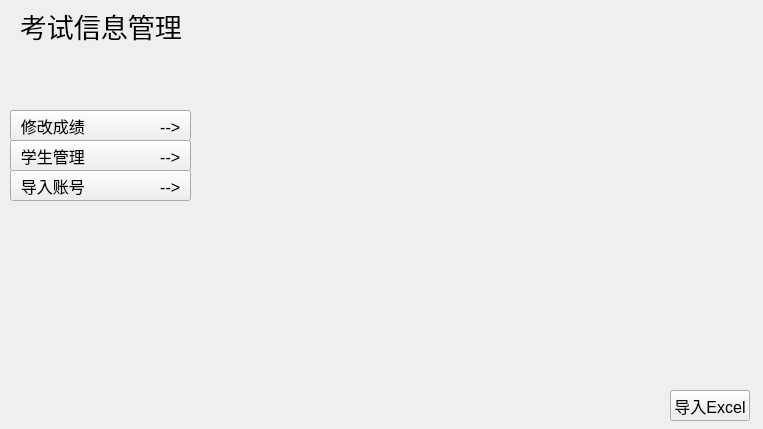
Before: the Qt Designer form source/administer.ui in Sodataco/exam-system, drawn with Qt 5.
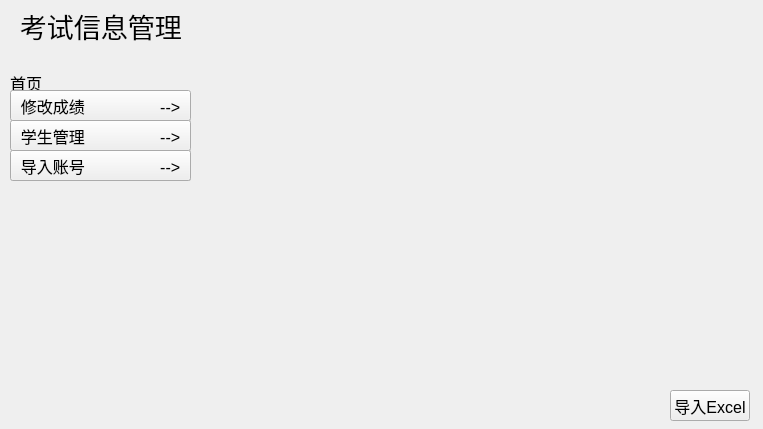
After: the same form once the commit is applied.

What changed in the file:
```diff
--- a/source/administer.ui
+++ b/source/administer.ui
@@ -18,45 +18,6 @@
   <property name="windowTitle">
    <string>Form</string>
   </property>
-  <widget class="QPushButton" name="chagegrade">
-   <property name="geometry">
-    <rect>
-     <x>10</x>
-     <y>110</y>
-     <width>181</width>
-     <height>31</height>
-    </rect>
-   </property>
-   <property name="text">
-    <string>修改成绩                 --&gt;</string>
-   </property>
-  </widget>
-  <widget class="QPushButton" name="manage">
-   <property name="geometry">
-    <rect>
-     <x>10</x>
-     <y>140</y>
-     <width>181</width>
-     <height>31</height>
-    </rect>
-   </property>
-   <property name="text">
-    <string>学生管理                 --&gt;</string>
-   </property>
-  </widget>
-  <widget class="QPushButton" name="importAccount">
-   <property name="geometry">
-    <rect>
-     <x>10</x>
-     <y>170</y>
-     <width>181</width>
-     <height>31</height>
-    </rect>
-   </property>
-   <property name="text">
-    <string>导入账号                 --&gt;</string>
-   </property>
-  </widget>
   <widget class="QLabel" name="label">
    <property name="geometry">
     <rect>
@@ -88,6 +49,76 @@
     <string>导入Excel</string>
    </property>
   </widget>
+  <widget class="QGroupBox" name="groupBox">
+   <property name="geometry">
+    <rect>
+     <x>10</x>
+     <y>70</y>
+     <width>181</width>
+     <height>111</height>
+    </rect>
+   </property>
+   <property name="title">
+    <string>首页</string>
+   </property>
+   <widget class="QPushButton" name="chagegrade">
+    <property name="geometry">
+     <rect>
+      <x>0</x>
+      <y>20</y>
+      <width>181</width>
+      <height>31</height>
+     </rect>
+    </property>
+    <property name="text">
+     <string>修改成绩                 --&gt;</string>
+    </property>
+    <property name="checkable">
+     <bool>true</bool>
+    </property>
+    <property name="autoExclusive">
+     <bool>true</bool>
+    </property>
+   </widget>
+   <widget class="QPushButton" name="manage">
+    <property name="geometry">
+     <rect>
+      <x>0</x>
+      <y>50</y>
+      <width>181</width>
+      <height>31</height>
+     </rect>
+    </property>
+    <property name="text">
+     <string>学生管理                 --&gt;</string>
+    </property>
+    <property name="checkable">
+     <bool>true</bool>
+    </property>
+    <property name="autoExclusive">
+     <bool>true</bool>
+    </property>
+   </widget>
+   <widget class="QPushButton" name="importAccount">
+    <property name="geometry">
+     <rect>
+      <x>0</x>
+      <y>80</y>
+      <width>181</width>
+      <height>31</height>
+     </rect>
+    </property>
+    <property name="text">
+     <string>导入账号                 --&gt;</string>
+    </property>
+    <property name="checkable">
+     <bool>true</bool>
+    </property>
+    <property name="autoExclusive">
+     <bool>true</bool>
+    </property>
+   </widget>
+  </widget>
  </widget>
  <resources/>
  <connections/>
```
